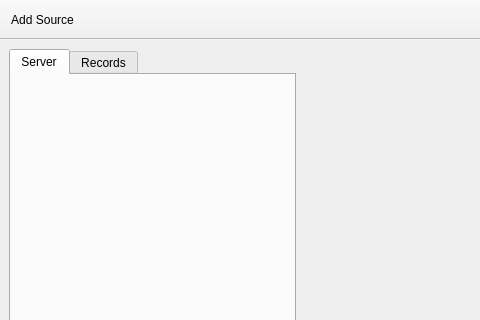
Above: applications/viewer/radiumViewer6/MainWindow.ui from T-PLAY/hub before the change; both pictures show x 0 to 480 and y 0 to 320 of the 918 by 680 pixel window. Below: the same form after it.
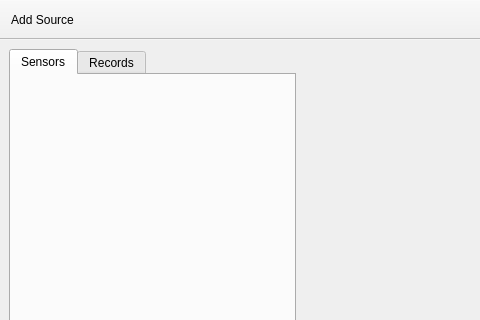
That is the form after the change.

Diff of the .ui file:
```diff
--- a/applications/viewer/radiumViewer6/MainWindow.ui
+++ b/applications/viewer/radiumViewer6/MainWindow.ui
@@ -37,14 +37,14 @@
       </property>
       <widget class="QTabWidget" name="tabWidget">
        <property name="sizePolicy">
-        <sizepolicy hsizetype="Preferred" vsizetype="Preferred">
+        <sizepolicy hsizetype="Minimum" vsizetype="Preferred">
          <horstretch>0</horstretch>
          <verstretch>0</verstretch>
         </sizepolicy>
        </property>
        <property name="minimumSize">
         <size>
-         <width>200</width>
+         <width>0</width>
          <height>0</height>
         </size>
        </property>
@@ -65,7 +65,7 @@
        </property>
        <widget class="QWidget" name="tabServer">
         <attribute name="title">
-         <string>Server</string>
+         <string>Sensors</string>
         </attribute>
         <layout class="QVBoxLayout" name="verticalLayout_2"/>
        </widget>
```
Left out of the diff: 38 changed lines with no effect on the pictures.
